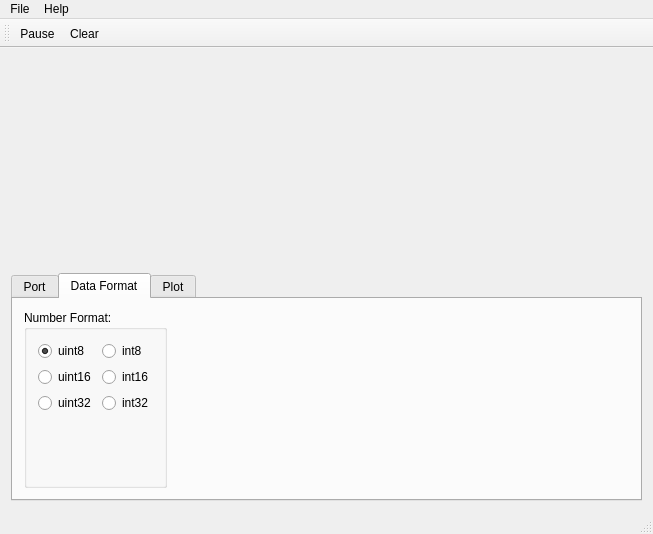
Above: mainwindow.ui from AlexanderAmelkin/SerialPlot before the change. Below: the same form after it.
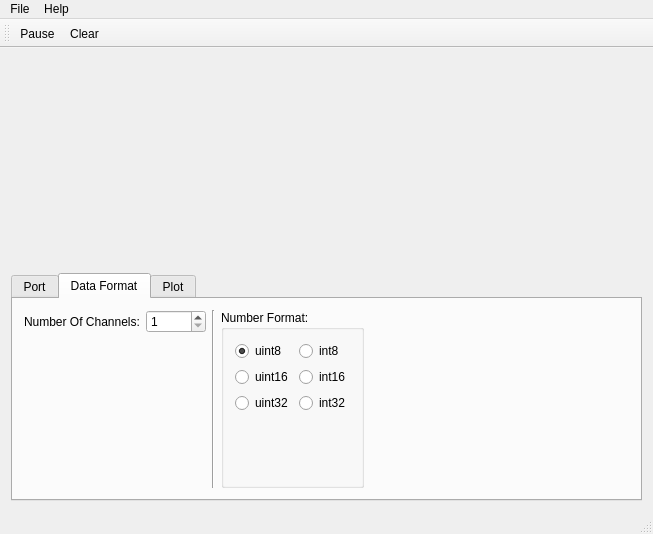
That is the form after the change. The open tabs and pages were chosen to show the change. Custom widgets are drawn as their Qt base class.

Commit message: added number of channels selection

```diff
--- a/mainwindow.ui
+++ b/mainwindow.ui
@@ -343,6 +343,40 @@
         <string>Data Format</string>
        </attribute>
        <layout class="QHBoxLayout" name="horizontalLayout_5">
+        <item>
+         <layout class="QFormLayout" name="formLayout_3">
+          <item row="0" column="0">
+           <widget class="QLabel" name="label_4">
+            <property name="text">
+             <string>Number Of Channels:</string>
+            </property>
+           </widget>
+          </item>
+          <item row="0" column="1">
+           <widget class="QSpinBox" name="spNumOfChannels">
+            <property name="minimumSize">
+             <size>
+              <width>60</width>
+              <height>0</height>
+             </size>
+            </property>
+            <property name="minimum">
+             <number>1</number>
+            </property>
+            <property name="maximum">
+             <number>32</number>
+            </property>
+           </widget>
+          </item>
+         </layout>
+        </item>
+        <item>
+         <widget class="Line" name="line_2">
+          <property name="orientation">
+           <enum>Qt::Vertical</enum>
+          </property>
+         </widget>
+        </item>
         <item>
          <widget class="QGroupBox" name="groupBox">
           <property name="title">
@@ -415,9 +449,12 @@
           <property name="orientation">
            <enum>Qt::Horizontal</enum>
           </property>
+          <property name="sizeType">
+           <enum>QSizePolicy::MinimumExpanding</enum>
+          </property>
           <property name="sizeHint" stdset="0">
            <size>
-            <width>445</width>
+            <width>20</width>
             <height>20</height>
            </size>
           </property>
```
Left out of the diff: 2 changed lines with no effect on the pictures. The commit also changes 2 other files.
